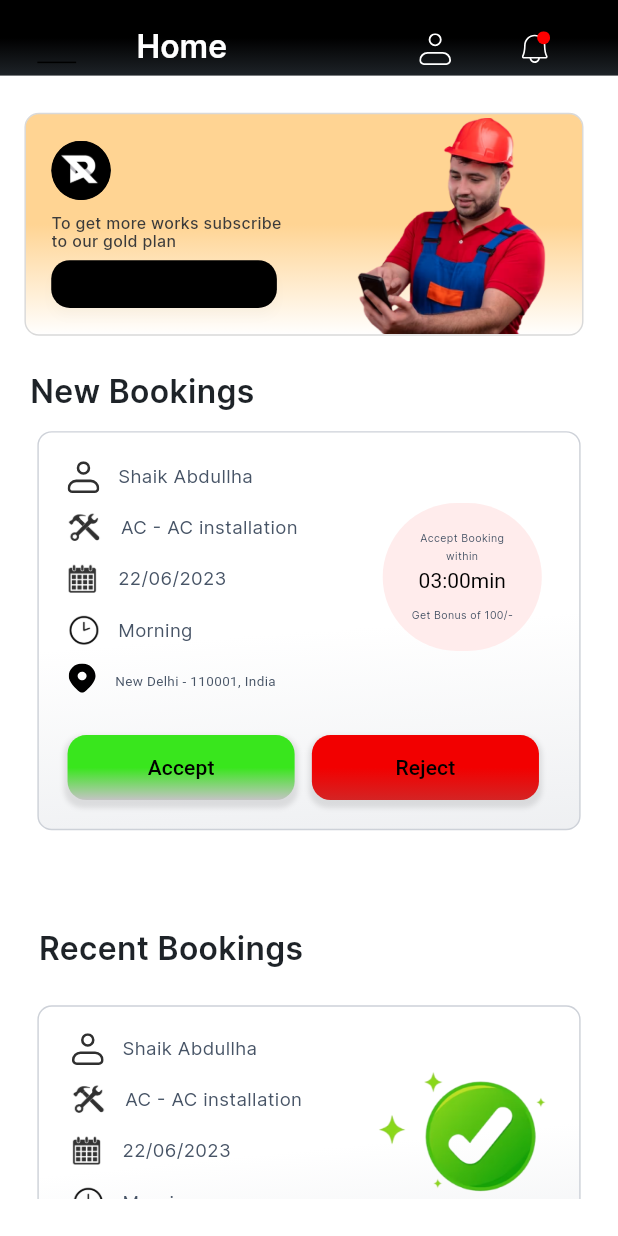
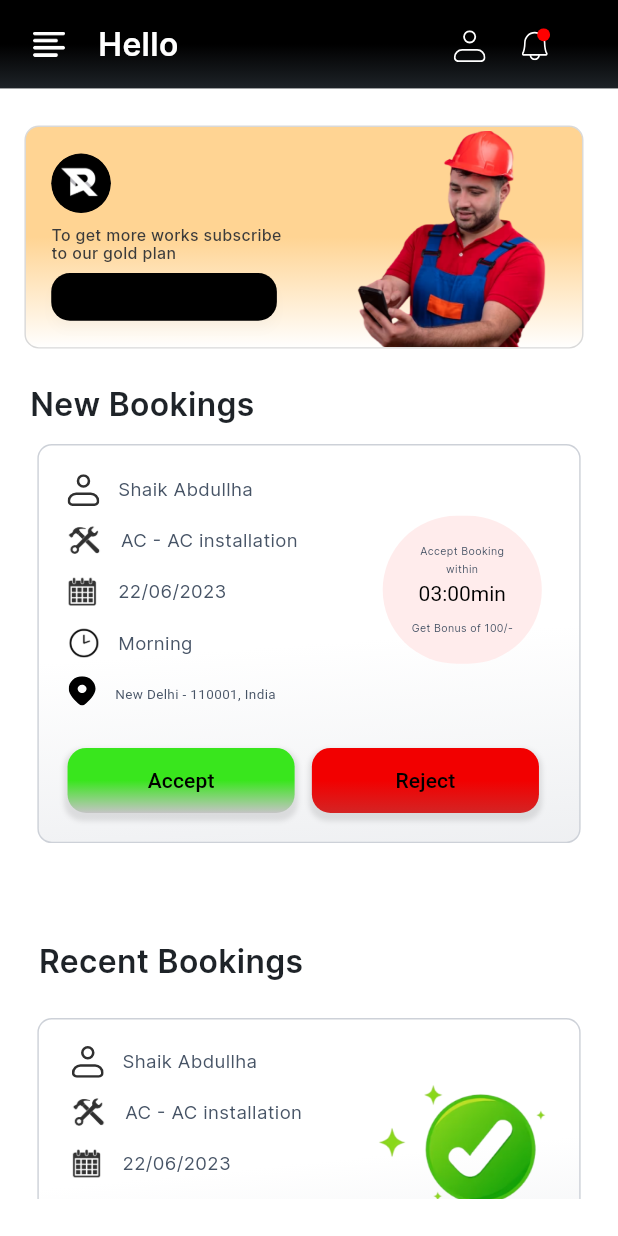
Before and after one commit to Advait0801/Repairs-Duniya-Technician-App, a Flutter app: the TechnicianHomeScreen screen opened directly, on a phone screen of 412 x 824 dp. Run offline on Flutter 3.47's test engine with Material 3 defaults, Android fonts, the phone set to English and light mode, and no system bars; our stand-ins replace cached_network_image, cloud_firestore, firebase_auth, firebase_core, firebase_storage, flutter_svg and 6 more; accounts and stored records are empty.

Commit message:
Fixed Technician Home Screen

```diff
--- a/lib/core/utils/image_constant.dart
+++ b/lib/core/utils/image_constant.dart
@@ -7,6 +7,8 @@ class ImageConstant {
 
   // OTP One images
   static String imgImage69 = '$imagePath/img_image_69.png';
+
+  static String imgMenu = '$imagePath/img_menu.png';
 
   // Technician Home images
   static String imgGroup = '$imagePath/img_group.svg';
--- a/lib/main.dart
+++ b/lib/main.dart
@@ -24,21 +24,21 @@ class MyApp extends StatelessWidget {
       theme: ThemeHelper().themeData(),
       title: 'rd_technician_app',
       debugShowCheckedModeBanner: false,
-      home: FutureBuilder<bool>(
-        future: checkLoginStatus(), // Check login status asynchronously
-        builder: (context, snapshot) {
-          if (snapshot.connectionState == ConnectionState.done) {
-            // Return the appropriate screen based on the login status
-            return snapshot.data == true
-                ? const TechnicianHomeScreen()
-                : const LoginScreen();
-          } else {
-            // Return a loading indicator or splash screen while checking login status
-            return const CircularProgressIndicator();
-          }
-        },
-      ),
-      //home: const ConfirmLocationScreen(),
+      // home: FutureBuilder<bool>(
+      //   future: checkLoginStatus(), // Check login status asynchronously
+      //   builder: (context, snapshot) {
+      //     if (snapshot.connectionState == ConnectionState.done) {
+      //       // Return the appropriate screen based on the login status
+      //       return snapshot.data == true
+      //           ? const TechnicianHomeScreen()
+      //           : const LoginScreen();
+      //     } else {
+      //       // Return a loading indicator or splash screen while checking login status
+      //       return const CircularProgressIndicator();
+      //     }
+      //   },
+      // ),
+      home: const TechnicianHomeScreen(),
     );
   }
 
--- a/lib/presentation/technician_home_screen/technician_home_screen.dart
+++ b/lib/presentation/technician_home_screen/technician_home_screen.dart
@@ -1,3 +1,4 @@
+import 'package:flutter/foundation.dart';
 import 'package:technician_app/presentation/technician_home_screen/widgets/userprofilelist_item_widget.dart';
 import 'package:flutter/material.dart';
 import 'package:technician_app/core/app_export.dart';
@@ -6,9 +7,14 @@ import 'package:technician_app/widgets/app_bar/appbar_trailing_image.dart';
 import 'package:technician_app/widgets/app_bar/custom_app_bar.dart';
 import 'package:technician_app/widgets/custom_elevated_button.dart';
 
-class TechnicianHomeScreen extends StatelessWidget {
+class TechnicianHomeScreen extends StatefulWidget {
   const TechnicianHomeScreen({super.key});
 
+  @override
+  State<TechnicianHomeScreen> createState() => _TechnicianHomeScreenState();
+}
+
+class _TechnicianHomeScreenState extends State<TechnicianHomeScreen> {
   @override
   Widget build(BuildContext context) {
     mediaQueryData = MediaQuery.of(context);
@@ -70,93 +76,45 @@ class TechnicianHomeScreen extends StatelessWidget {
     );
   }
 
-  /// Section Widget
   Widget _buildFrame(BuildContext context) {
     return Container(
       padding: EdgeInsets.symmetric(vertical: 4.v),
       decoration: AppDecoration.gradientPrimaryToGray,
-      child: Column(
-        children: [
-          SizedBox(height: 14.v),
-          CustomAppBar(
-            title: Padding(
-              padding: EdgeInsets.only(left: 26.h),
-              child: Column(
+      child: Row(
+        mainAxisAlignment: MainAxisAlignment.spaceBetween,
         children: [
           Row(
+            mainAxisAlignment: MainAxisAlignment.spaceEvenly,
             children: [
               Padding(
-                        padding: EdgeInsets.only(
-                          top: 5.v,
-                          bottom: 3.v,
-                        ),
-                        child: Column(
-                          children: [
-                            Align(
-                              alignment: Alignment.centerLeft,
-                              child: SizedBox(
-                                width: 27.h,
-                                child: Divider(),
+                padding: EdgeInsets.symmetric(horizontal: 25.v, vertical: 16.h),
+                child: CustomImageView(
+                  imagePath: ImageConstant.imgMenu,
+                  height: 24.adaptSize,
+                  width: 24.adaptSize,
+                  fit: BoxFit.contain,
+                  color: Colors.white,
                 ),
               ),
-                            SizedBox(height: 3.v),
-                            Align(
-                              alignment: Alignment.centerLeft,
-                              child: SizedBox(
-                                width: 27.h,
-                                child: Divider(
-                                  endIndent: 6.h,
-                                ),
-                              ),
-                            ),
-                            SizedBox(height: 3.v),
-                            Align(
-                              alignment: Alignment.centerLeft,
-                              child: SizedBox(
-                                width: 27.h,
-                                child: Divider(),
-                              ),
-                            ),
-                            SizedBox(height: 3.v),
-                            Align(
-                              alignment: Alignment.centerLeft,
-                              child: SizedBox(
-                                width: 27.h,
-                                child: Divider(
-                                  endIndent: 6.h,
-                                ),
-                              ),
-                            ),
+              AppbarTitle(text: 'Hello'),
             ],
           ),
-                      ),
-                      AppbarTitle(
-                        text: "Home",
-                        margin: EdgeInsets.only(left: 42.h),
-                      ),
-                    ],
-                  ),
-                ],
-              ),
-            ),
-            actions: [
+          Row(
+            mainAxisAlignment: MainAxisAlignment.spaceEvenly,
+            children: [
               AppbarTrailingImage(
                 imagePath: ImageConstant.imgGroup,
                 margin: EdgeInsets.only(
                   left: 38.h,
                   top: 3.v,
-                  right: 8.h,
                 ),
               ),
               AppbarTrailingImage(
                 imagePath: ImageConstant.imgGroup5139931,
-                margin: EdgeInsets.only(
-                  left: 40.h,
-                  right: 46.h,
-                ),
+                margin: EdgeInsets.only(left: 24.h, right: 46.h),
               ),
             ],
-          ),
+          )
         ],
       ),
     );
@@ -443,7 +401,7 @@ class TechnicianHomeScreen extends StatelessWidget {
       child: Padding(
         padding: EdgeInsets.symmetric(horizontal: 9.h),
         child: ListView.separated(
-          physics: BouncingScrollPhysics(),
+          physics: const BouncingScrollPhysics(),
           shrinkWrap: true,
           separatorBuilder: (
             context,
@@ -455,7 +413,7 @@ class TechnicianHomeScreen extends StatelessWidget {
           },
           itemCount: 3,
           itemBuilder: (context, index) {
-            return UserprofilelistItemWidget();
+            return const UserprofilelistItemWidget();
           },
         ),
       ),
```
Also changed, not shown: assets/images/img_menu.png (added). Lines whose indentation alone changed are shown as unchanged.
